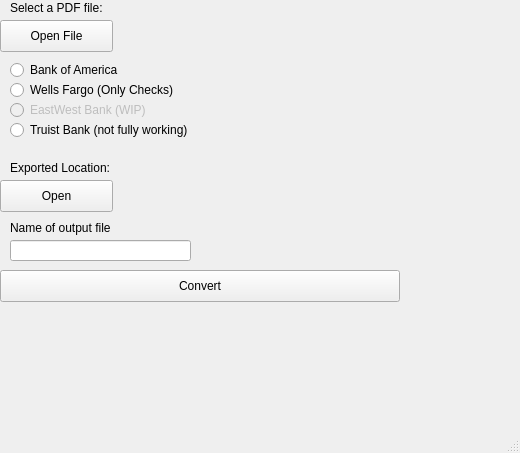
Above: gui.ui from Snow-0/statement_converter before the change. Below: the same form after it.
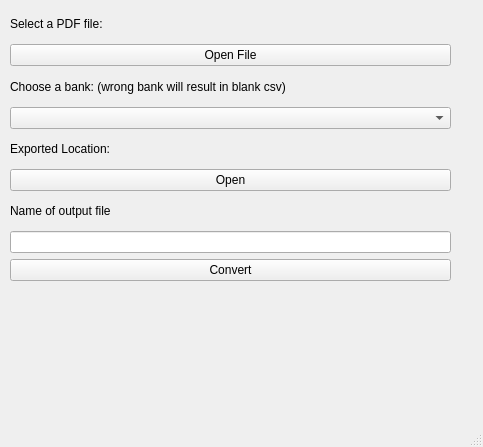
That is the form after the change.

Commit message: added chase bank for parsing and made bank section a combobox

Patch:
```diff
--- a/gui.ui
+++ b/gui.ui
@@ -6,178 +6,111 @@
    <rect>
     <x>0</x>
     <y>0</y>
-    <width>520</width>
-    <height>453</height>
+    <width>483</width>
+    <height>447</height>
    </rect>
   </property>
   <property name="windowTitle">
    <string>MainWindow</string>
   </property>
   <widget class="QWidget" name="centralwidget">
-   <widget class="QLabel" name="label">
+   <widget class="QWidget" name="verticalLayoutWidget">
     <property name="geometry">
      <rect>
       <x>10</x>
-      <y>0</y>
-      <width>501</width>
-      <height>16</height>
+      <y>10</y>
+      <width>441</width>
+      <height>271</height>
      </rect>
     </property>
-    <property name="text">
-     <string>Select a PDF file:</string>
-    </property>
-   </widget>
-   <widget class="QLabel" name="label_2">
-    <property name="geometry">
-     <rect>
-      <x>10</x>
-      <y>160</y>
-      <width>521</width>
-      <height>16</height>
-     </rect>
-    </property>
-    <property name="text">
-     <string>Exported Location:</string>
-    </property>
-   </widget>
-   <widget class="QPushButton" name="pushButton">
-    <property name="geometry">
-     <rect>
-      <x>0</x>
-      <y>20</y>
-      <width>113</width>
-      <height>32</height>
-     </rect>
-    </property>
-    <property name="text">
-     <string>Open File</string>
-    </property>
-   </widget>
-   <widget class="QPushButton" name="pushButton_2">
-    <property name="geometry">
-     <rect>
-      <x>0</x>
-      <y>180</y>
-      <width>113</width>
-      <height>32</height>
-     </rect>
-    </property>
-    <property name="text">
-     <string>Open</string>
-    </property>
-   </widget>
-   <widget class="QRadioButton" name="radioButton">
-    <property name="enabled">
-     <bool>true</bool>
-    </property>
-    <property name="geometry">
-     <rect>
-      <x>10</x>
-      <y>60</y>
-      <width>141</width>
-      <height>20</height>
-     </rect>
-    </property>
-    <property name="text">
-     <string>Bank of America</string>
-    </property>
-   </widget>
-   <widget class="QRadioButton" name="radioButton_2">
-    <property name="enabled">
-     <bool>true</bool>
-    </property>
-    <property name="geometry">
-     <rect>
-      <x>10</x>
-      <y>80</y>
-      <width>400</width>
-      <height>20</height>
-     </rect>
-    </property>
-    <property name="text">
-     <string>Wells Fargo (Only Checks)</string>
-    </property>
-   </widget>
-   <widget class="QRadioButton" name="radioButton_3">
-    <property name="enabled">
-     <bool>false</bool>
-    </property>
-    <property name="geometry">
-     <rect>
-      <x>10</x>
-      <y>100</y>
-      <width>400</width>
-      <height>20</height>
-     </rect>
-    </property>
-    <property name="text">
-     <string>EastWest Bank (WIP)</string>
-    </property>
-   </widget>
-   <widget class="QRadioButton" name="radioButton_4">
-    <property name="enabled">
-     <bool>true</bool>
-    </property>
-    <property name="geometry">
-     <rect>
-      <x>10</x>
-      <y>120</y>
-      <width>200</width>
-      <height>20</height>
-     </rect>
-    </property>
-    <property name="text">
-     <string>Truist Bank (not fully working)</string>
-    </property>
-   </widget>
-   <widget class="QPushButton" name="pushButton_3">
-    <property name="geometry">
-     <rect>
-      <x>0</x>
-      <y>270</y>
-      <width>400</width>
-      <height>32</height>
-     </rect>
-    </property>
-    <property name="text">
-     <string>Convert</string>
-    </property>
-   </widget>
-   <widget class="QLabel" name="label_3">
-    <property name="geometry">
-     <rect>
-      <x>10</x>
-      <y>300</y>
-      <width>300</width>
-      <height>16</height>
-     </rect>
-    </property>
-    <property name="text">
-     <string/>
-    </property>
-   </widget>
-   <widget class="QLineEdit" name="lineEdit">
-    <property name="geometry">
-     <rect>
-      <x>10</x>
-      <y>240</y>
-      <width>181</width>
-      <height>21</height>
-     </rect>
-    </property>
-   </widget>
-   <widget class="QLabel" name="label_4">
-    <property name="geometry">
-     <rect>
-      <x>10</x>
-      <y>220</y>
-      <width>151</width>
-      <height>16</height>
-     </rect>
-    </property>
-    <property name="text">
-     <string>Name of output file</string>
-    </property>
+    <layout class="QVBoxLayout" name="verticalLayout">
+     <item>
+      <widget class="QLabel" name="label">
+       <property name="text">
+        <string>Select a PDF file:</string>
+       </property>
+      </widget>
+     </item>
+     <item>
+      <widget class="QPushButton" name="pushButton">
+       <property name="text">
+        <string>Open File</string>
+       </property>
+      </widget>
+     </item>
+     <item>
+      <widget class="QLabel" name="label_5">
+       <property name="text">
+        <string>Choose a bank: (wrong bank will result in blank csv)</string>
+       </property>
+      </widget>
+     </item>
+     <item>
+      <widget class="QComboBox" name="comboBox">
+       <item>
+        <property name="text">
+         <string/>
+        </property>
+       </item>
+       <item>
+        <property name="text">
+         <string>Bank of America</string>
+        </property>
+       </item>
+       <item>
+        <property name="text">
+         <string>Wells fargo only gets withdrawals with &quot;&lt;&quot; symbol</string>
+        </property>
+       </item>
+       <item>
+        <property name="text">
+         <string>Truist </string>
+        </property>
+       </item>
+       <item>
+        <property name="text">
+         <string>EastWest Bank</string>
+        </property>
+       </item>
+       <item>
+        <property name="text">
+         <string>Chase Bank</string>
+        </property>
+       </item>
+      </widget>
+     </item>
+     <item>
+      <widget class="QLabel" name="label_2">
+       <property name="text">
+        <string>Exported Location:</string>
+       </property>
+      </widget>
+     </item>
+     <item>
+      <widget class="QPushButton" name="pushButton_2">
+       <property name="text">
+        <string>Open</string>
+       </property>
+      </widget>
+     </item>
+     <item>
+      <widget class="QLabel" name="label_4">
+       <property name="text">
+        <string>Name of output file</string>
+       </property>
+      </widget>
+     </item>
+     <item>
+      <widget class="QLineEdit" name="lineEdit"/>
+     </item>
+     <item>
+      <widget class="QPushButton" name="pushButton_3">
+       <property name="text">
+        <string>Convert</string>
+       </property>
+      </widget>
+     </item>
+    </layout>
    </widget>
   </widget>
   <widget class="QStatusBar" name="statusbar"/>
```
The commit also changes 6 other files.
